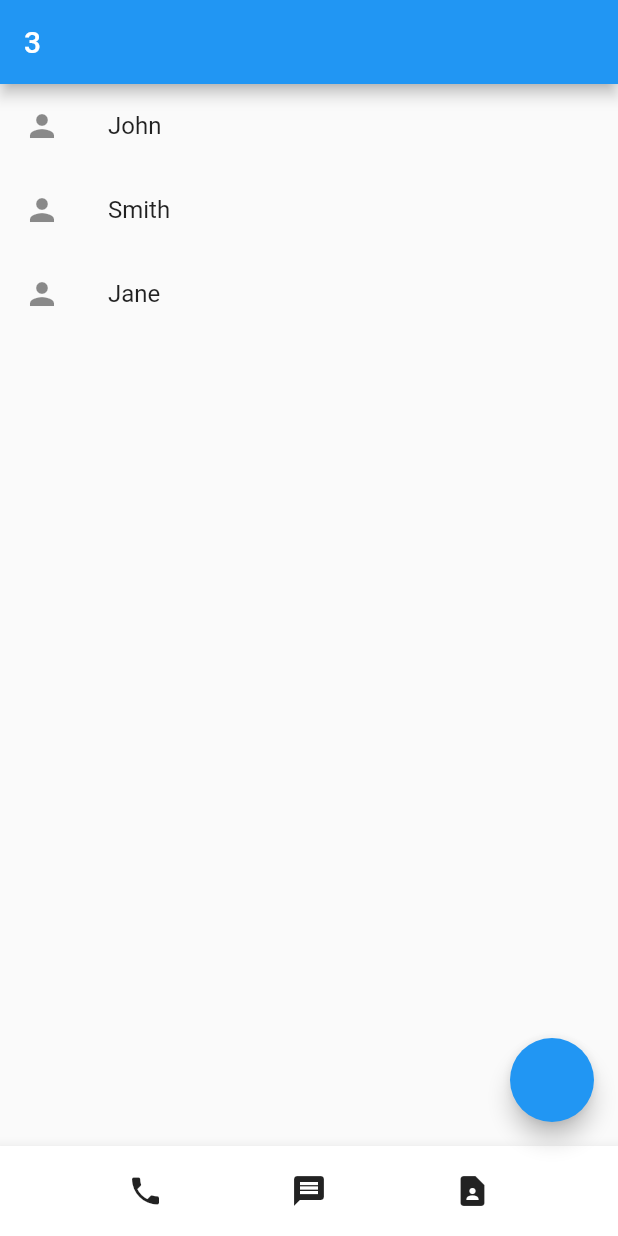
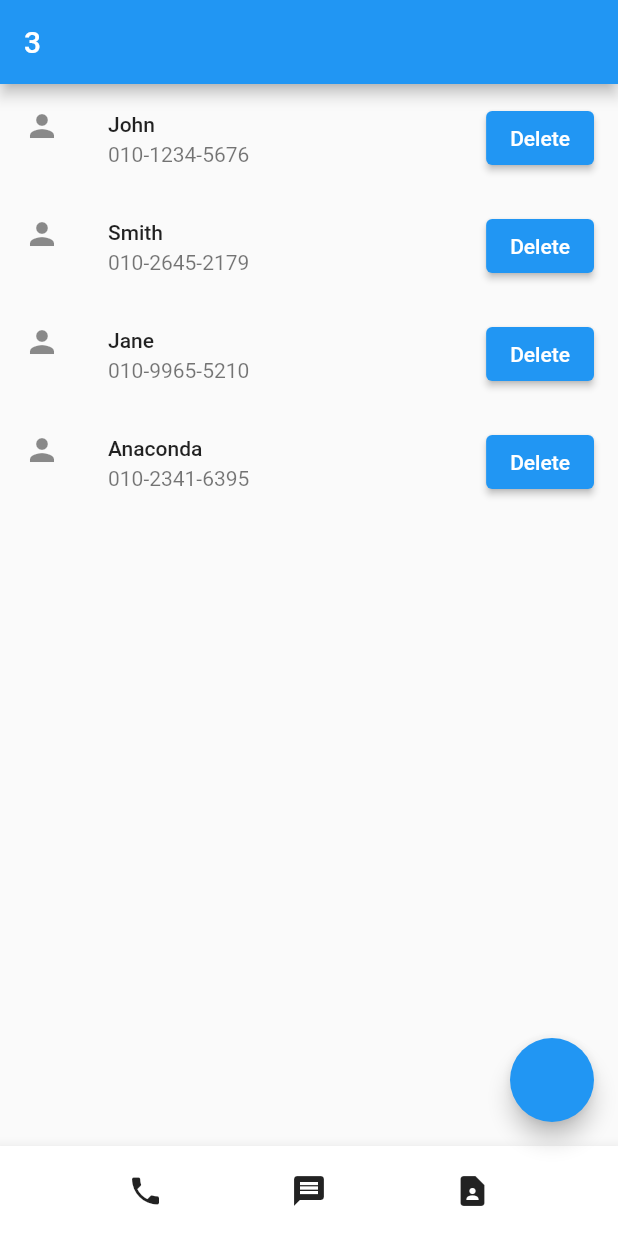
Before and after one commit to wafflejuice/contact, a Flutter app: the DialogUI widget shown alone on an empty page, opened directly, after a tap on "Cancel", on a phone screen of 412 x 824 dp. Run offline on Flutter 3.47's test engine with Material 2 defaults, Android fonts, the phone set to English and light mode, and no system bars.

Commit message:
Assignment - contact delete, add phone number, etc.

```diff
--- a/lib/main.dart
+++ b/lib/main.dart
@@ -15,8 +15,21 @@ class MyApp extends StatefulWidget {
 
 class _MyAppState extends State<MyApp> {
   var a = 3;
-  var names = ['John', 'Smith', 'Jane'];
-  var likeCnts = [0, 0, 0];
+  var names = ['John', 'Smith', 'Jane', 'Anaconda'];
+  var phoneNumbers = [
+    '010-1234-5676',
+    '010-2645-2179',
+    '010-9965-5210',
+    '010-2341-6395'
+  ];
+
+  addPerson(newPersonName, newPhoneNumber) {
+    setState(() {
+      names.add(newPersonName);
+      phoneNumbers.add(newPhoneNumber);
+      names.sort();
+    });
+  }
 
   @override
   Widget build(BuildContext context) {
@@ -26,11 +39,7 @@ class _MyAppState extends State<MyApp> {
           showDialog(
               context: context,
               builder: (context) {
-                return DialogUI(addPerson: (newPersonName) {
-                  setState(() {
-                    names.add(newPersonName);
-                  });
-                });
+                return DialogUI(addPerson: addPerson);
               });
         },
       ),
@@ -40,7 +49,17 @@ class _MyAppState extends State<MyApp> {
         itemBuilder: (context, i) {
           return ListTile(
             leading: Icon(Icons.person),
+            style: ListTileStyle.drawer,
             title: Text(names[i]),
+            subtitle: Text(phoneNumbers[i]),
+            trailing: ElevatedButton(
+              child: Text('Delete'),
+              onPressed: () {
+                setState(() {
+                  names.removeAt(i);
+                });
+              },
+            ),
           );
         },
       ),
@@ -54,14 +73,25 @@ class _MyAppState extends State<MyApp> {
 class DialogUI extends StatelessWidget {
   DialogUI({Key? key, this.addPerson}) : super(key: key);
   final addPerson;
-  var inputData = TextEditingController();
+  var personNameInput = TextEditingController();
+  var phoneNumberInput = TextEditingController();
 
   @override
   Widget build(BuildContext context) {
     return AlertDialog(
       title: Text('Contact'),
-      content: TextField(
-        controller: inputData,
+      content: SizedBox(
+        height: 150,
+        child: Column(
+          children: [
+            TextField(
+              controller: personNameInput,
+            ),
+            TextField(
+              controller: phoneNumberInput,
+            ),
+          ],
+        ),
       ),
       actions: [
         TextButton(
@@ -71,7 +101,11 @@ class DialogUI extends StatelessWidget {
             child: Text('Cancel')),
         TextButton(
             onPressed: () {
-              addPerson(inputData.text);
+              if (personNameInput.text == '') {
+                return;
+              }
+
+              addPerson(personNameInput.text, phoneNumberInput.text);
               Navigator.of(context).pop();
             },
             child: Text('OK')),
```
